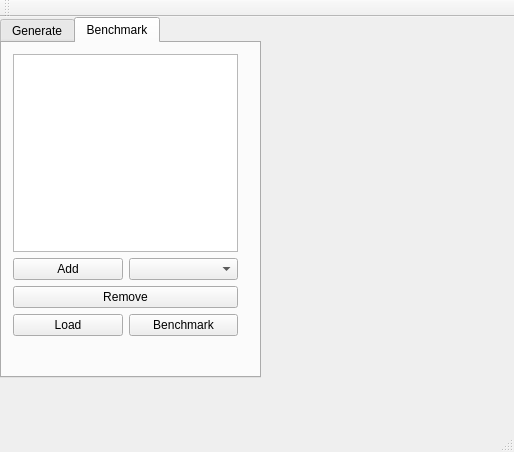
Before: the Qt Designer form source/mainwindow.ui in ObadaJabassini/parallel-matrix-vector-multiplication, drawn with Qt 5.
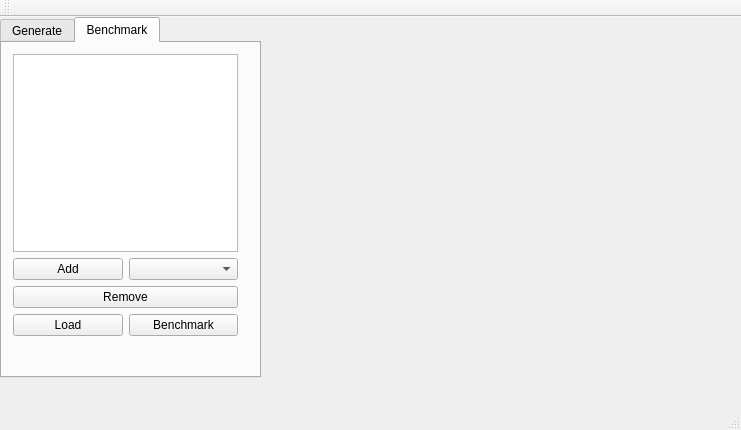
After: the same form once the commit is applied. Custom widgets are drawn as their Qt base class.

Commit message: Add custom plot

Patch:
```diff
--- a/source/mainwindow.ui
+++ b/source/mainwindow.ui
@@ -6,8 +6,8 @@
             <rect>
                 <x>0</x>
                 <y>0</y>
-                <width>514</width>
-                <height>452</height>
+                <width>741</width>
+                <height>430</height>
             </rect>
         </property>
         <property name="windowTitle">
@@ -157,6 +157,16 @@
                     </widget>
                 </widget>
             </widget>
+            <widget class="QCustomPlot" name="plotWidget" native="true">
+                <property name="geometry">
+                    <rect>
+                        <x>269</x>
+                        <y>9</y>
+                        <width>471</width>
+                        <height>351</height>
+                    </rect>
+                </property>
+            </widget>
         </widget>
         <widget class="QMenuBar" name="menuBar">
             <property name="geometry">
@@ -179,6 +189,14 @@
         <widget class="QStatusBar" name="statusBar"/>
     </widget>
     <layoutdefault spacing="6" margin="11"/>
+    <customwidgets>
+        <customwidget>
+            <class>QCustomPlot</class>
+            <extends>QWidget</extends>
+            <header>qcustomplot.h</header>
+            <container>1</container>
+        </customwidget>
+    </customwidgets>
     <resources/>
     <connections/>
 </ui>
```
Left out of the diff: 6 changed lines with no effect on the pictures. The commit also changes 6 other files.
